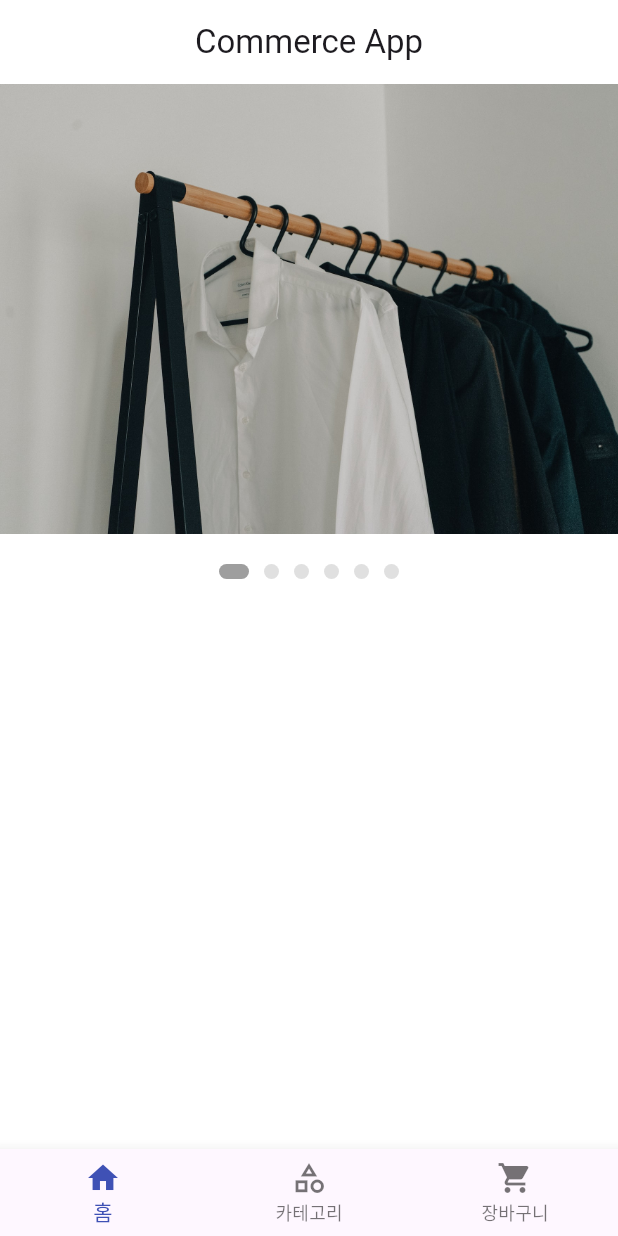
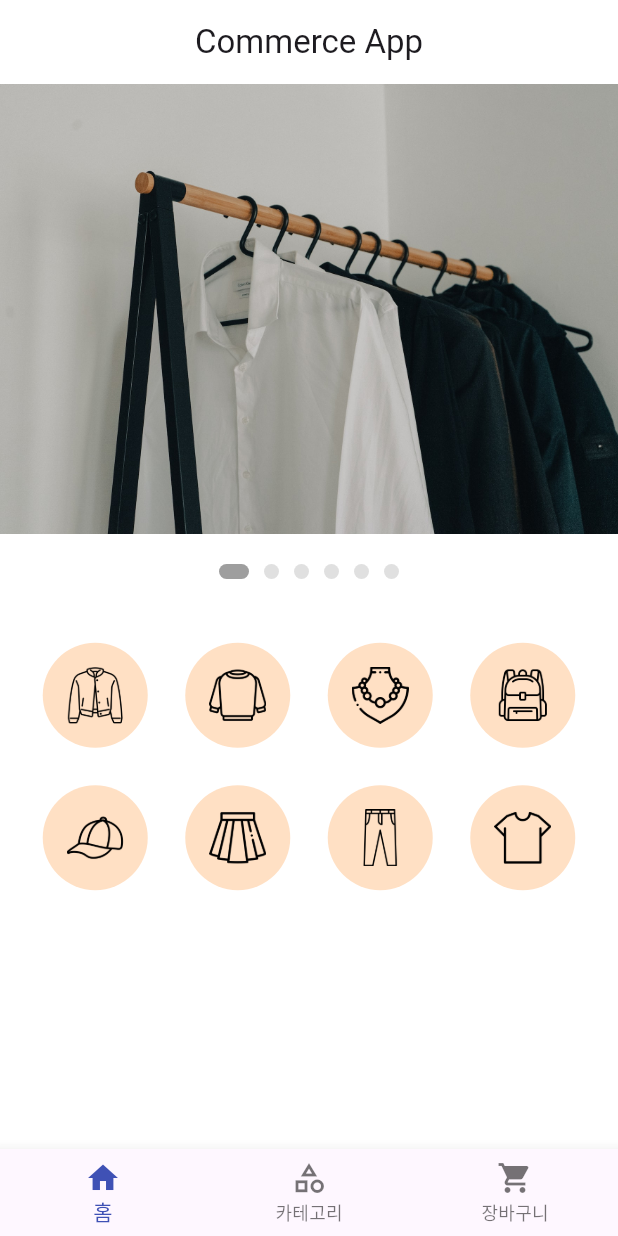
Before and after one commit to haesa/online_lecture_smwu, a Flutter app: the NavigationScreen screen opened directly, on a phone screen of 412 x 824 dp. Run offline on Flutter 3.47's test engine with Material 3 defaults, Android fonts, the phone set to English and light mode, and no system bars; our stand-ins replace dio.

Commit message:
feat: commerce 앱의 short cut 버튼 구현

```diff
--- a/lib/screen/commerce/assets_path.dart
+++ b/lib/screen/commerce/assets_path.dart
@@ -5,4 +5,13 @@ class AssetsPath {
   static const cloth4 = "assets/commerce/cloth_4.jpg";
   static const cloth5 = "assets/commerce/cloth_5.jpg";
   static const cloth6 = "assets/commerce/cloth_6.jpg";
+
+  static const bag = "assets/commerce/ic_bag.png";
+  static const cap = "assets/commerce/ic_cap.png";
+  static const jacket = "assets/commerce/ic_jacket.png";
+  static const jumper = "assets/commerce/ic_jumper.png";
+  static const necklace = "assets/commerce/ic_necklace.png";
+  static const shirt = "assets/commerce/ic_shirt.png";
+  static const skirt = "assets/commerce/ic_skirt.png";
+  static const trousers = "assets/commerce/ic_trousers.png";
 }
--- a/lib/screen/commerce/home/home_screen.dart
+++ b/lib/screen/commerce/home/home_screen.dart
@@ -1,5 +1,6 @@
 import 'package:flutter/material.dart';
 import 'package:online_lecture_smwu/screen/commerce/home/widgets/home_image.dart';
+import 'package:online_lecture_smwu/screen/commerce/home/widgets/home_short_cut.dart';
 
 class HomeScreen extends StatefulWidget {
   const HomeScreen({super.key});
@@ -15,6 +16,8 @@ class _HomeScreenState extends State<HomeScreen> {
       shrinkWrap: true,
       children: [
         HomeImage(),
+        const SizedBox(height: 30),
+        HomeShortCut(),
       ],
     );
   }
--- /dev/null
+++ b/lib/screen/commerce/home/widgets/home_short_cut.dart
@@ -0,0 +1,51 @@
+import 'package:flutter/material.dart';
+import 'package:online_lecture_smwu/screen/commerce/assets_path.dart';
+
+class HomeShortCut extends StatelessWidget {
+  HomeShortCut({super.key});
+
+  final List<String> iconList = [
+    AssetsPath.jacket,
+    AssetsPath.jumper,
+    AssetsPath.necklace,
+    AssetsPath.bag,
+    AssetsPath.cap,
+    AssetsPath.skirt,
+    AssetsPath.trousers,
+    AssetsPath.shirt,
+  ];
+
+  @override
+  Widget build(BuildContext context) {
+    return GridView.count(
+      crossAxisCount: 4,
+      shrinkWrap: true,
+      physics: NeverScrollableScrollPhysics(),
+      padding: EdgeInsets.symmetric(horizontal: 16),
+      children: List.generate(
+        iconList.length,
+        (index) {
+          return Column(
+            mainAxisAlignment: MainAxisAlignment.center,
+            children: [
+              ElevatedButton(
+                onPressed: () {},
+                style: ElevatedButton.styleFrom(
+                  fixedSize: Size(70, 70),
+                  padding: EdgeInsets.all(16),
+                  backgroundColor: const Color(0xffFFE0C4),
+                  elevation: 0,
+                  overlayColor: Colors.black,
+                ),
+                child: Image.asset(
+                  iconList[index],
+                  fit: BoxFit.cover,
+                ),
+              ),
+            ],
+          );
+        },
+      ),
+    );
+  }
+}
```
